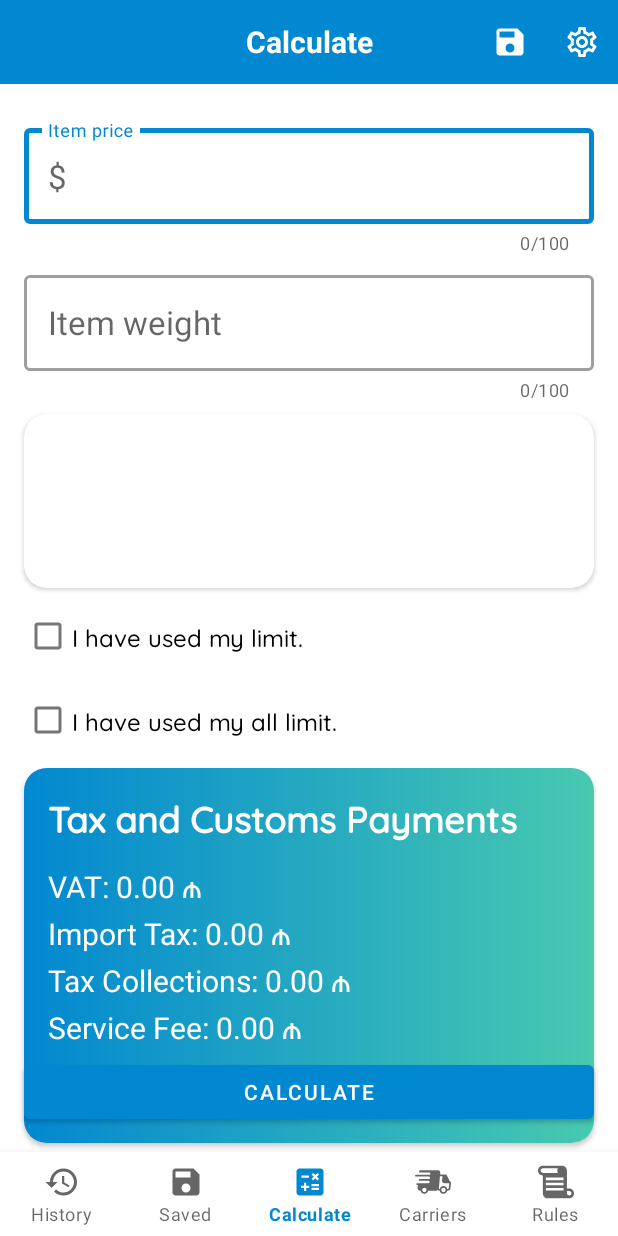
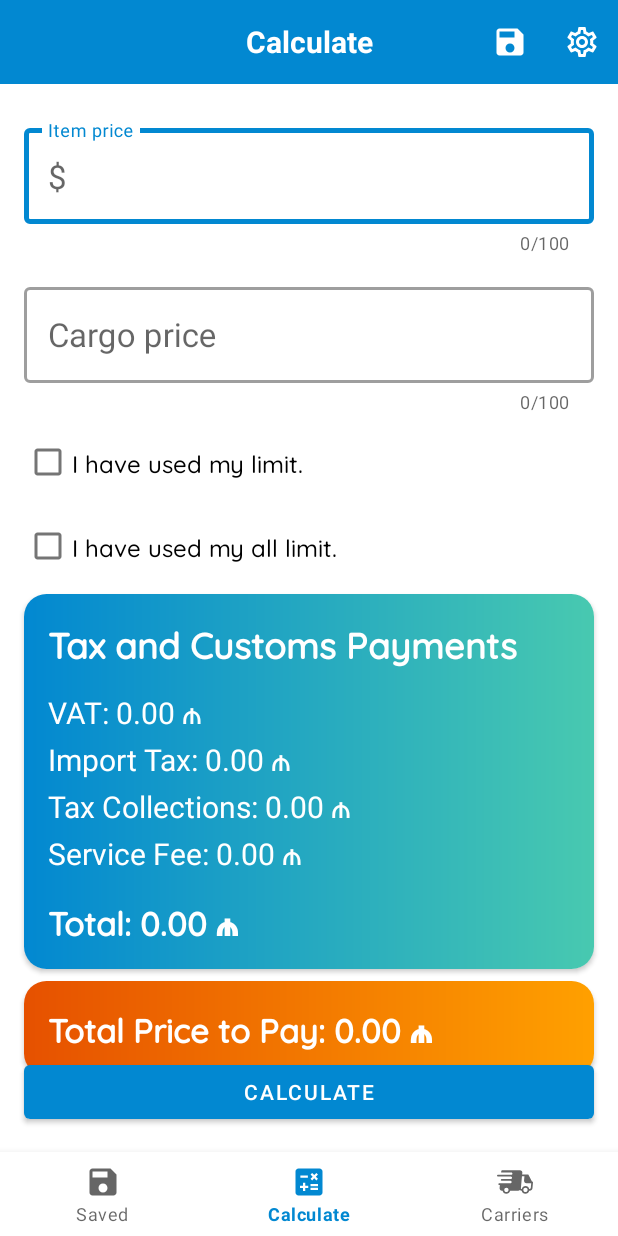
Before and after one commit to BMU-Pervin/CustomsTaxesCalculator, an Android app: the screen it shows after launch (MainActivity), on a phone screen of 412 x 824 dp. Run offline under Robolectric (Android 15) with nearby library versions, the phone set to English and light mode, and no system bars; our stand-ins replace AdMob, Room's generated code, data binding, navigation-ui; libraries missing offline, so code that uses them is left out: net.colindodd.gradientlayout; plain views replace GradientRelativeLayout; Roboto replaces fonts that are not available here; 4 statements that could not run were skipped.

Commit message:
Changed bottom_nav_menu.xml. Added SaveCalculation class. Changed default calculation type.

```diff
--- a/app/build.gradle
+++ b/app/build.gradle
@@ -18,8 +18,8 @@
         applicationId "az.squareroot.customstaxescalc"
         minSdkVersion 24
         targetSdkVersion 30
-        versionCode 2
-        versionName "1.0.0.1"
+        versionCode 3
+        versionName "1.0.1.1"
 
         testInstrumentationRunner "androidx.test.runner.AndroidJUnitRunner"
     }
--- a/app/src/main/java/az/squareroot/customstaxescalc/MainActivity.kt
+++ b/app/src/main/java/az/squareroot/customstaxescalc/MainActivity.kt
@@ -98,6 +98,7 @@
 
     override fun onStop() {
         super.onStop()
+        Carriers.cancel()
         when (sharedPreferences.getBoolean("save_carrier", true)) {
             false -> {
                 editPreferences.putInt("selected_carrier", -1)
--- a/app/src/main/java/az/squareroot/customstaxescalc/database/Carriers.kt
+++ b/app/src/main/java/az/squareroot/customstaxescalc/database/Carriers.kt
@@ -80,14 +80,16 @@
         limakPrices.add(Price(0, 1.99, 0.0, 0.25, 1))
         limakPrices.add(Price(0, 3.99, 0.25, 0.5, 1))
         limakPrices.add(Price(0, 4.99, 0.5, 0.7, 1))
-        limakPrices.add(Price(0, 5.99, 0.7, 100.0, 1))
+        limakPrices.add(Price(0, 5.99, 0.7, 1.0, 1))
+        limakPrices.add(Price(0, 5.99, 1.0, 100.0, 1))
 
         val moverPrices: ArrayList<Price> = ArrayList()
         moverPrices.add(Price(0, 3.5, 0.0, 0.1, 2))
         moverPrices.add(Price(0, 4.5, 0.1, 0.25, 2))
         moverPrices.add(Price(0, 5.5, 0.25, 0.5, 2))
         moverPrices.add(Price(0, 6.5, 0.5, 0.75, 2))
-        moverPrices.add(Price(0, 7.5, 0.75, 100.0, 2))
+        moverPrices.add(Price(0, 7.5, 0.75, 1.0, 2))
+        moverPrices.add(Price(0, 7.5, 1.00, 100.0, 2))
 
         val camexPrices: ArrayList<Price> = ArrayList()
         camexPrices.add(Price(0, 2.45, 0.0, 0.25, 3))
@@ -115,13 +117,15 @@
         vipexPrices.add(Price(0, 2.5, 0.1, 0.25, 6))
         vipexPrices.add(Price(0, 4.0, 0.25, 0.5, 6))
         vipexPrices.add(Price(0, 5.0, 0.5, 0.75, 6))
-        vipexPrices.add(Price(0, 6.5, 0.75, 100.0, 6))
+        vipexPrices.add(Price(0, 6.5, 0.75, 1.0, 6))
+        vipexPrices.add(Price(0, 6.5, 1.0, 100.0, 6))
 
         val safeExpressPrices: ArrayList<Price> = ArrayList()
         safeExpressPrices.add(Price(0, 2.37, 0.0, 0.25, 7))
         safeExpressPrices.add(Price(0, 3.37, 0.25, 0.5, 7))
         safeExpressPrices.add(Price(0, 4.37, 0.5, 0.7, 7))
-        safeExpressPrices.add(Price(0, 4.47, 0.7, 100.0, 7))
+        safeExpressPrices.add(Price(0, 4.47, 0.7, 1.0, 7))
+        safeExpressPrices.add(Price(0, 4.47, 1.0, 100.0, 7))
 
         carriers.add(
             Carrier(
@@ -225,7 +229,7 @@
                 "SafeExpress",
                 safeExpressPrices,
                 "Limak",
-                R.drawable.logo_safex,
+                R.drawable.logo_safex_min,
                 "#26D0CE",
                 "#1A2980",
                 arrayOf(
@@ -300,4 +304,8 @@
             }
         }
     }
+
+    fun cancel() {
+        viewModelJob.cancel()
+    }
 }
--- a/app/src/main/java/az/squareroot/customstaxescalc/database/CarriersDatabase.kt
+++ b/app/src/main/java/az/squareroot/customstaxescalc/database/CarriersDatabase.kt
@@ -4,19 +4,24 @@
 import androidx.room.Database
 import androidx.room.Room
 import androidx.room.RoomDatabase
+import androidx.room.TypeConverters
 import az.squareroot.customstaxescalc.database.dao.CarrierDao
 import az.squareroot.customstaxescalc.database.dao.PriceDao
+import az.squareroot.customstaxescalc.database.dao.SavedCalculationDao
 import az.squareroot.customstaxescalc.database.dao.WarehouseDao
 import az.squareroot.customstaxescalc.database.datastructure.Carrier
 import az.squareroot.customstaxescalc.database.datastructure.Price
+import az.squareroot.customstaxescalc.database.datastructure.SavedCalculation
 import az.squareroot.customstaxescalc.database.datastructure.Warehouse
 
-@Database(entities = [Carrier::class, Price::class, Warehouse::class], version = 1, exportSchema = false)
+@Database(entities = [Carrier::class, Price::class, Warehouse::class, SavedCalculation::class], version = 1, exportSchema = false)
+@TypeConverters(Converters::class)
 abstract class CarriersDatabase: RoomDatabase() {
 
     abstract val carrierDao: CarrierDao
     abstract val priceDao: PriceDao
     abstract val warehouseDao: WarehouseDao
+    abstract val savedCalculationDao: SavedCalculationDao
 
     companion object {
 
--- /dev/null
+++ b/app/src/main/java/az/squareroot/customstaxescalc/database/dao/SavedCalculationDao.kt
@@ -0,0 +1,19 @@
+package az.squareroot.customstaxescalc.database.dao
+
+import androidx.room.Dao
+import androidx.room.Insert
+import androidx.room.Query
+import az.squareroot.customstaxescalc.database.datastructure.SavedCalculation
+
+@Dao
+interface SavedCalculationDao {
+
+    @Insert
+    fun insert(calculation: SavedCalculation)
+
+    @Query("SELECT * FROM saved_calculation")
+    fun getAll(): List<SavedCalculation>
+
+    @Query("DELETE FROM saved_calculation")
+    fun clear()
+}
--- a/app/src/main/java/az/squareroot/customstaxescalc/ui/calculate/CalculateFragment.kt
+++ b/app/src/main/java/az/squareroot/customstaxescalc/ui/calculate/CalculateFragment.kt
@@ -148,7 +148,7 @@
             }
         }
 
-        when (sharedPreferences.getString("calculation_type", "carrier")) {
+        when (sharedPreferences.getString("calculation_type", "cargo_price")) {
             "carrier" -> {
                 binding.apply {
                     inputLayoutCargoPrice.visibility = View.GONE
@@ -164,6 +164,21 @@
                     cardViewCarrier.visibility = View.GONE
                     labelCargoPrice.visibility = View.GONE
                 }
+            }
+        }
+
+        when (sharedPreferences.getString("mass_unit", "kg")) {
+            "kg" -> {
+                binding.inputLayoutItemWeight.prefixText = "Kg  "
+                viewModel.massUnit.value = CalculateViewModel.MassUnit.KG
+            }
+            "lbs" -> {
+                binding.inputLayoutItemWeight.prefixText = "Lbs  "
+                viewModel.massUnit.value = CalculateViewModel.MassUnit.LBS
+            }
+            "oz" -> {
+                binding.inputLayoutItemWeight.prefixText = "Oz  "
+                viewModel.massUnit.value = CalculateViewModel.MassUnit.OZ
             }
         }
 
--- a/app/src/main/res/menu/bottom_nav_menu.xml
+++ b/app/src/main/res/menu/bottom_nav_menu.xml
@@ -2,6 +2,7 @@
 <menu xmlns:android="http://schemas.android.com/apk/res/android">
 
     <item
+        android:visible="false"
         android:id="@+id/navigation_history"
         android:icon="@drawable/ic_baseline_history_24dp"
         android:title="@string/title_history" />
@@ -22,6 +23,7 @@
         android:title="@string/title_carriers" />
 
     <item
+        android:visible="false"
         android:id="@+id/navigation_rules"
         android:icon="@drawable/ic_outline_rules_24dp_2"
         android:title="@string/title_rules" />
--- a/app/src/main/res/xml/root_preferences.xml
+++ b/app/src/main/res/xml/root_preferences.xml
@@ -13,6 +13,7 @@
             app:useSimpleSummaryProvider="true" />
 
         <DropDownPreference
+            app:isPreferenceVisible="false"
             app:enabled="false"
             app:defaultValue="dollar"
             app:entries="@array/currency_entries"
@@ -27,7 +28,7 @@
     <PreferenceCategory app:title="@string/preference_calculation_header">
 
         <ListPreference
-            app:defaultValue="carrier"
+            app:defaultValue="cargo_price"
             app:entries="@array/default_calculation_type_entries"
             app:entryValues="@array/default_calculation_type_values"
             app:icon="@drawable/ic_baseline_calculate_24dp"
@@ -37,7 +38,7 @@
             app:useSimpleSummaryProvider="false" />
 
         <ListPreference
-            app:enabled="false"
+            app:enabled="true"
             app:defaultValue="kg"
             app:entries="@array/calculation_mass_unit_entries"
             app:entryValues="@array/calculation_mass_unit_values"
```
Also changed, not shown: app/src/main/AndroidManifest.xml (+6 -3 lines), app/src/main/java/az/squareroot/customstaxescalc/database/Converters.kt (added, +16 -0 lines), app/src/main/java/az/squareroot/customstaxescalc/database/datastructure/SavedCalculation.kt (added, +17 -0 lines), app/src/main/java/az/squareroot/customstaxescalc/ui/calculate/CalculateViewModel.kt (+20 -4 lines), app/src/main/res/drawable/logo_safex_min.png (added).
